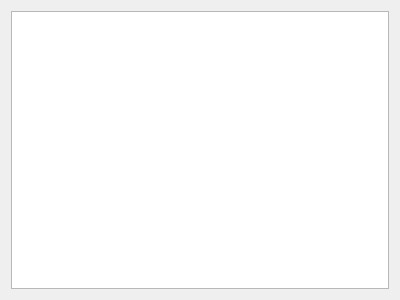
Before: the Qt Designer form src/mediachooserwidget.ui in app211/jaqet, drawn with Qt 5.
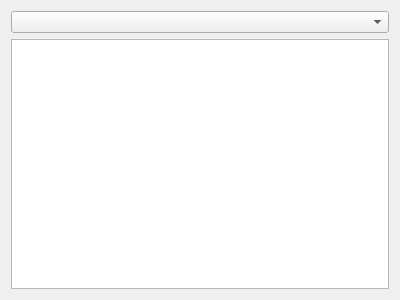
After: the same form once the commit is applied.

Patch:
```diff
--- a/src/mediachooserwidget.ui
+++ b/src/mediachooserwidget.ui
@@ -14,6 +14,9 @@
    <string>Form</string>
   </property>
   <layout class="QVBoxLayout" name="verticalLayout">
+   <item>
+    <widget class="QComboBox" name="comboBox"/>
+   </item>
    <item>
     <widget class="QGraphicsView" name="graphicsView"/>
    </item>
```
